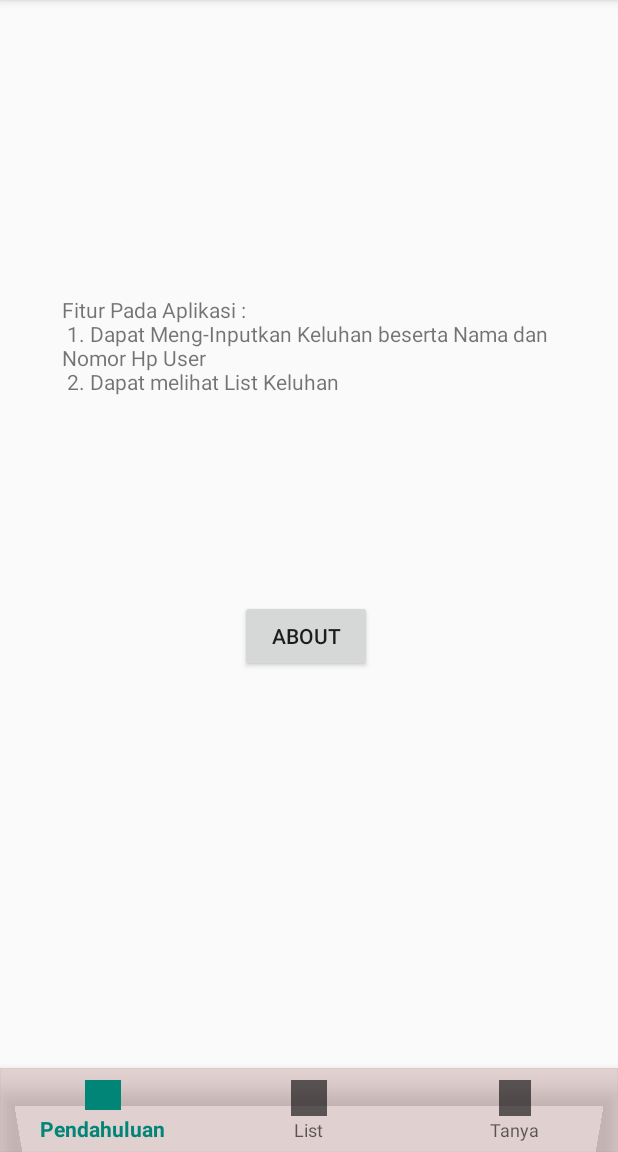
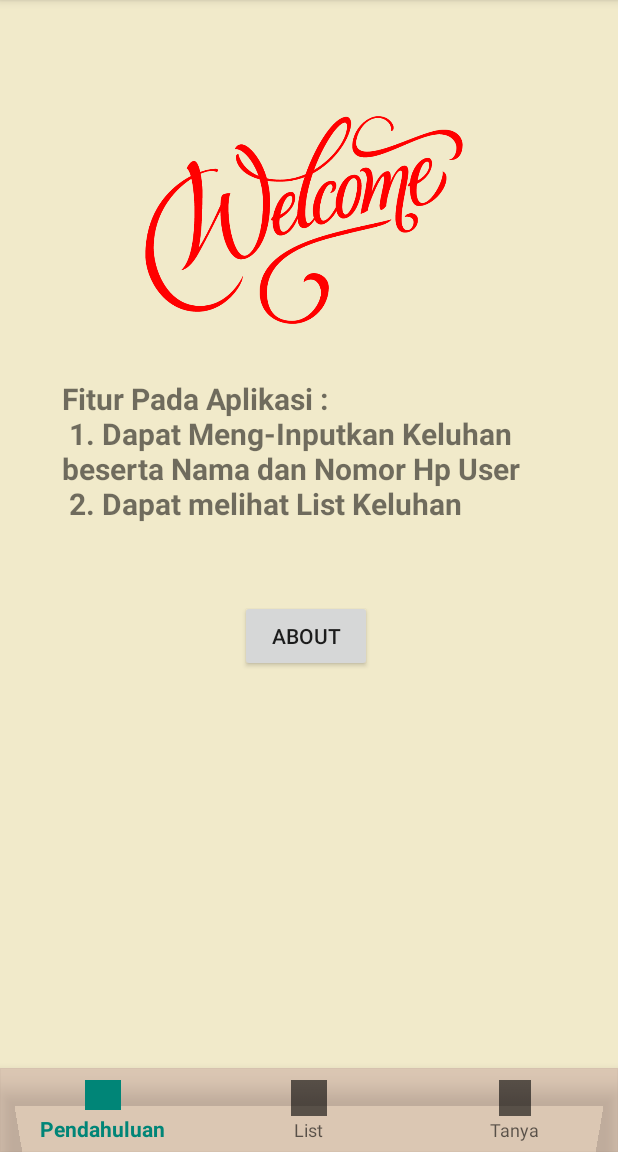
Before and after one commit to KhosyAkmal/Tanya-Dokter-UAS, an Android app: the screen it shows after launch (PendahuluanNav), on a phone screen of 412 x 824 dp, the part 84-1236 px from its top. Run offline under Robolectric (Android 15) with nearby library versions, the phone set to English and light mode, and no system bars.

Commit message:
add picture in View

```diff
--- a/app/src/main/res/layout/activity_pendahuluan_nav.xml
+++ b/app/src/main/res/layout/activity_pendahuluan_nav.xml
@@ -4,19 +4,23 @@
     xmlns:tools="http://schemas.android.com/tools"
     android:layout_width="match_parent"
     android:layout_height="match_parent"
+    android:background="#F1EACA"
     tools:context=".PendahuluanNav">
 
 
     <TextView
+        android:id="@+id/textView8"
         android:layout_width="329dp"
         android:layout_height="147dp"
         android:layout_marginTop="168dp"
         android:text="Fitur Pada Aplikasi : \n 1. Dapat Meng-Inputkan Keluhan beserta Nama dan Nomor Hp User \n 2. Dapat melihat List Keluhan"
+        android:textSize="20dp"
+        android:textStyle="bold"
         app:layout_constraintBottom_toBottomOf="parent"
         app:layout_constraintEnd_toEndOf="parent"
         app:layout_constraintStart_toStartOf="parent"
         app:layout_constraintTop_toTopOf="parent"
-        app:layout_constraintVertical_bias="0.064" />
+        app:layout_constraintVertical_bias="0.185" />
 
     <Button
         android:id="@+id/btn_welcome_frag"
@@ -40,4 +44,16 @@
         app:layout_constraintBottom_toBottomOf="parent"
         app:menu="@menu/navigation" />
 
+    <ImageView
+        android:id="@+id/imageView5"
+        android:layout_width="373dp"
+        android:layout_height="260dp"
+        app:layout_constraintBottom_toBottomOf="parent"
+        app:layout_constraintEnd_toEndOf="parent"
+        app:layout_constraintHorizontal_bias="0.421"
+        app:layout_constraintStart_toStartOf="parent"
+        app:layout_constraintTop_toTopOf="parent"
+        app:layout_constraintVertical_bias="0.033"
+        app:srcCompat="@drawable/kisspng_royalty_free_stock_photography_clip_art_welcome_5ac3661ca98986_0662626915227551006944" />
+
 </androidx.constraintlayout.widget.ConstraintLayout>
```
Also changed, not shown: app/src/main/res/layout/activity_pendahuluan.xml (+14 -1 lines), app/src/main/res/drawable/kisspng_royalty_free_stock_photography_clip_art_welcome_5ac3661ca98986_0662626915227551006944.png (added), app/src/main/res/drawable/tanda_tanya.jpg (added), app/src/main/res/drawable/welcome.png (added).
